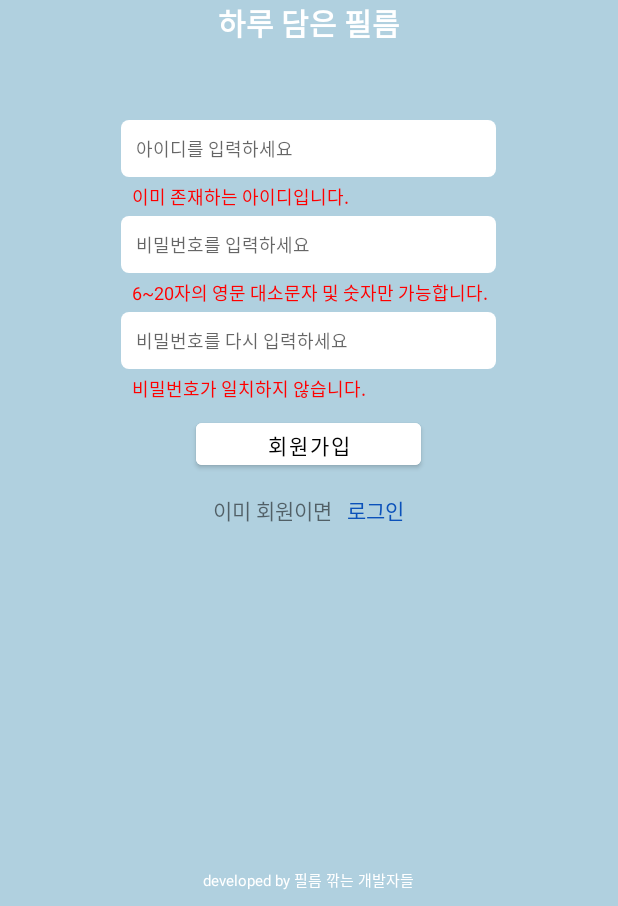
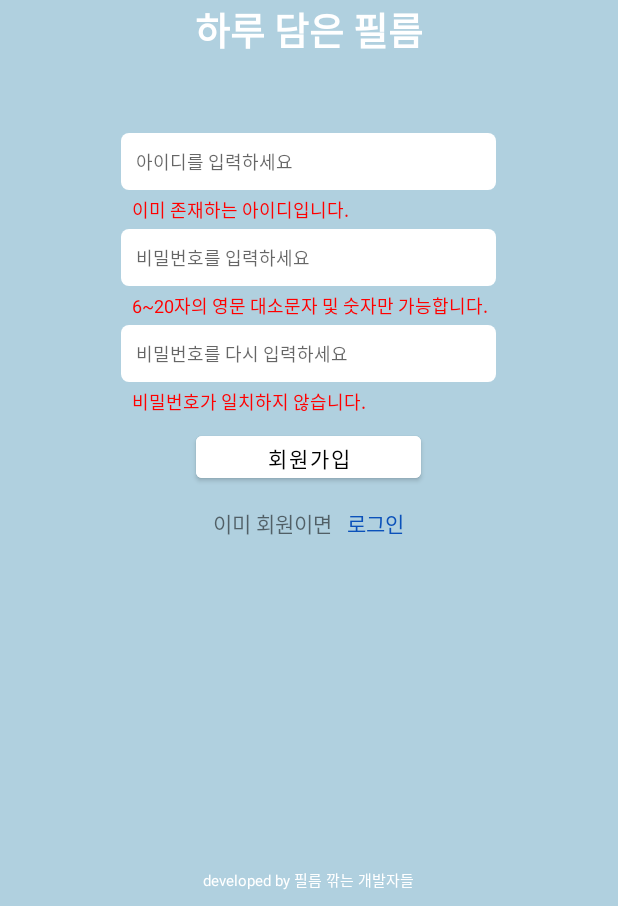
Before and after one commit to kgm-930/harufilm, an Android app: the fragment SignupFragment shown on its own in the app's theme, on a phone screen of 412 x 824 dp, the part 330-1236 px from its top. Run offline under Robolectric (Android 15) with nearby library versions, the phone set to English and light mode, and no system bars.

```diff
--- /dev/null
+++ b/android/TodayFilm/app/src/main/res/drawable/frame.xml
@@ -0,0 +1,4 @@
+<?xml version="1.0" encoding="utf-8"?>
+<selector xmlns:android="http://schemas.android.com/apk/res/android">
+
+</selector>
--- a/android/TodayFilm/app/src/main/res/layout/fragment_delete_account.xml
+++ b/android/TodayFilm/app/src/main/res/layout/fragment_delete_account.xml
@@ -26,7 +26,7 @@
             android:layout_width="wrap_content"
             android:layout_height="wrap_content"
             android:text="@string/app_name_ko"
-            android:textSize="20sp"
+            android:textSize="25sp"
             android:textColor="@color/white"
             android:textStyle="bold"/>
 
--- a/android/TodayFilm/app/src/main/res/layout/fragment_delete_data.xml
+++ b/android/TodayFilm/app/src/main/res/layout/fragment_delete_data.xml
@@ -26,7 +26,7 @@
             android:layout_width="wrap_content"
             android:layout_height="wrap_content"
             android:text="@string/app_name_ko"
-            android:textSize="20sp"
+            android:textSize="25sp"
             android:textColor="@color/white"
             android:textStyle="bold"/>
 
--- a/android/TodayFilm/app/src/main/res/layout/fragment_signup.xml
+++ b/android/TodayFilm/app/src/main/res/layout/fragment_signup.xml
@@ -26,7 +26,7 @@
             android:layout_width="wrap_content"
             android:layout_height="wrap_content"
             android:text="@string/app_name_ko"
-            android:textSize="20dp"
+            android:textSize="25sp"
             android:textColor="@color/white"
             android:textStyle="bold"/>
 
@@ -43,7 +43,7 @@
             android:layout_height="wrap_content"
             android:hint="@string/hint_id"
             android:inputType="text"
-            android:textSize="12dp"
+            android:textSize="12sp"
             android:background="@drawable/input_border"
             android:paddingVertical="10dp"
             android:paddingHorizontal="10dp"/>
@@ -56,8 +56,9 @@
             android:textColor="@color/red"
             android:paddingStart="7dp"
             android:paddingVertical="4dp"
-            android:textSize="12dp"
-            android:visibility="visible"/>
+            android:textSize="12sp"
+            android:visibility="visible"
+            tools:ignore="RtlSymmetry" />
     </LinearLayout>
 
     <LinearLayout
@@ -71,7 +72,7 @@
             android:layout_height="wrap_content"
             android:hint="@string/hint_pw"
             android:inputType="textPassword"
-            android:textSize="12dp"
+            android:textSize="12sp"
             android:background="@drawable/input_border"
             android:paddingVertical="10dp"
             android:paddingHorizontal="10dp"/>
@@ -84,8 +85,9 @@
             android:textColor="@color/red"
             android:paddingStart="7dp"
             android:paddingVertical="4dp"
-            android:textSize="12dp"
-            android:visibility="visible"/>
+            android:textSize="12sp"
+            android:visibility="visible"
+            tools:ignore="RtlSymmetry" />
     </LinearLayout>
 
     <LinearLayout
@@ -99,7 +101,7 @@
             android:layout_height="wrap_content"
             android:hint="@string/hint_pw_check"
             android:inputType="textPassword"
-            android:textSize="12dp"
+            android:textSize="12sp"
             android:background="@drawable/input_border"
             android:paddingVertical="10dp"
             android:paddingHorizontal="10dp"/>
@@ -112,8 +114,9 @@
             android:textColor="@color/red"
             android:paddingStart="7dp"
             android:paddingVertical="4dp"
-            android:textSize="12dp"
-            android:visibility="visible"/>
+            android:textSize="12sp"
+            android:visibility="visible"
+            tools:ignore="RtlSymmetry" />
     </LinearLayout>
 
     <Button
@@ -134,7 +137,7 @@
             android:layout_width="wrap_content"
             android:layout_height="wrap_content"
             android:text="@string/from_signup_to_login"
-            android:layout_marginRight="10dp"/>
+            android:layout_marginEnd="10dp"/>
 
         <TextView
             android:id="@+id/from_login_to_signup"
@@ -147,13 +150,13 @@
 
     <TextView
         android:layout_width="wrap_content"
-        android:layout_height="wrap_content"
+        android:layout_height="0dp"
         android:text="@string/app_footer"
-        android:textSize="10dp"
+        android:textSize="10sp"
         android:textColor="@color/white"
         android:layout_weight="1"
         android:gravity="bottom"
         android:layout_marginBottom="10dp"
-        />
+        tools:ignore="SmallSp" />
 
 </LinearLayout>
--- a/android/TodayFilm/app/src/main/res/values/strings.xml
+++ b/android/TodayFilm/app/src/main/res/values/strings.xml
@@ -40,4 +40,7 @@
 
     <string name="warn_delete_account">정말 탈퇴 하시겠습니까?\n마지막으로 비밀번호를 확인해주세요.</string>
     <string name="warn_delete_data">정말 데이터를 초기화하시겠습니까?\n아래의 확인 문자를 입력해주세요.</string>
+
+
+    <string name="complete">완성</string>
 </resources>
```
Also changed, not shown: android/TodayFilm/app/src/main/java/com/example/todayfilm/HomeFragment.kt (added, +59 -0 lines), android/TodayFilm/app/src/main/res/layout/fragment_change_password.xml (+16 -13 lines), android/TodayFilm/app/src/main/res/layout/fragment_home.xml (added, +48 -0 lines), android/TodayFilm/app/src/main/res/layout/fragment_login.xml (+13 -11 lines).
